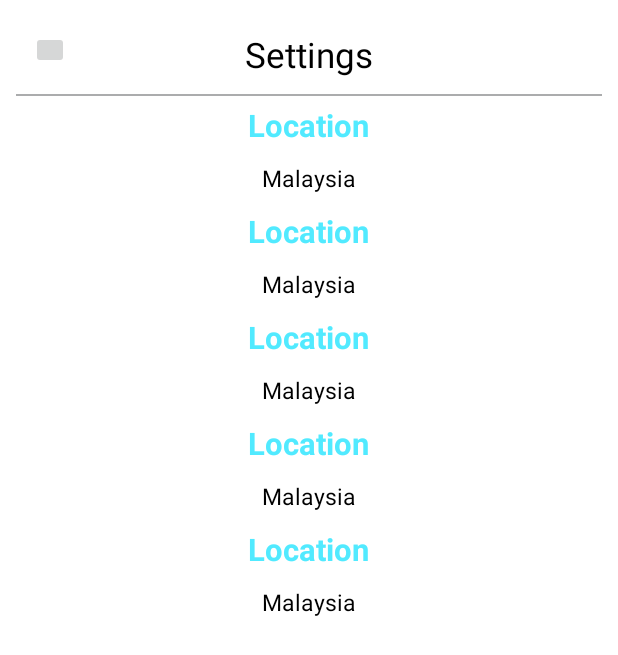
After one commit to omarmattr/Qalby, an Android app: the layout fragment_solah_setting.xml on its own in the app's theme, with its tools: preview values and no code run, on a phone screen of 412 x 824 dp. The commit adds this screen. Shown: the top 655 px of the screen. Run offline under Robolectric (Android 15) with nearby library versions, the phone set to English and light mode, and no system bars.

Commit message:
update layout

```diff
--- /dev/null
+++ b/app/src/main/res/layout/fragment_solah_setting.xml
@@ -0,0 +1,55 @@
+<?xml version="1.0" encoding="utf-8"?>
+<androidx.constraintlayout.widget.ConstraintLayout xmlns:android="http://schemas.android.com/apk/res/android"
+    xmlns:app="http://schemas.android.com/apk/res-auto"
+    xmlns:tools="http://schemas.android.com/tools"
+    android:orientation="vertical"
+    android:layout_width="match_parent"
+    android:layout_height="match_parent">
+
+
+    <ImageButton
+        android:layout_margin="@dimen/_16sdp"
+        android:id="@+id/back_btn"
+        android:layout_width="25dp"
+        android:layout_height="25dp"
+        app:layout_constraintStart_toStartOf="parent"
+        app:layout_constraintTop_toTopOf="parent" />
+
+    <TextView
+        android:id="@+id/setting_lbl"
+        android:layout_width="wrap_content"
+        android:layout_height="wrap_content"
+        android:layout_margin="@dimen/_16sdp"
+        android:layout_gravity="center"
+        android:text="@string/settings"
+        android:textColor="@color/black"
+        android:textSize="@dimen/_18ssp"
+        app:layout_constraintEnd_toEndOf="parent"
+        app:layout_constraintStart_toStartOf="parent"
+        app:layout_constraintTop_toTopOf="parent" />
+
+    <View
+        android:id="@+id/view2"
+        android:layout_width="match_parent"
+        android:layout_height="@dimen/_1sdp"
+        android:layout_margin="@dimen/_8sdp"
+        android:alpha="0.5"
+        android:background="@color/text"
+        app:layout_constraintEnd_toEndOf="parent"
+        app:layout_constraintStart_toStartOf="parent"
+        app:layout_constraintTop_toBottomOf="@+id/setting_lbl" />
+    <androidx.recyclerview.widget.RecyclerView
+        android:layout_width="0dp"
+        android:layout_height="0dp"
+        android:layout_marginHorizontal="@dimen/_16sdp"
+        app:layout_constraintBottom_toBottomOf="parent"
+        app:layout_constraintEnd_toEndOf="parent"
+        app:layout_constraintStart_toStartOf="parent"
+        app:layoutManager="androidx.recyclerview.widget.LinearLayoutManager"
+        android:orientation="vertical"
+        tools:itemCount="5"
+        tools:listitem="@layout/item_solah_setting"
+        app:layout_constraintTop_toBottomOf="@+id/view2" />
+
+
+    </androidx.constraintlayout.widget.ConstraintLayout>
--- /dev/null
+++ b/app/src/main/res/layout/item_solah_setting.xml
@@ -0,0 +1,26 @@
+<?xml version="1.0" encoding="utf-8"?>
+<LinearLayout android:layout_width="match_parent"
+    android:layout_height="wrap_content"
+    android:orientation="vertical"
+    xmlns:android="http://schemas.android.com/apk/res/android"
+    xmlns:tools="http://schemas.android.com/tools">
+    <TextView
+        android:id="@+id/country_lbl"
+        android:layout_width="wrap_content"
+        android:layout_height="wrap_content"
+        tools:text="Location"
+        android:layout_gravity="center"
+        android:layout_margin="@dimen/_4sdp"
+        android:textColor="@color/primary"
+        android:textStyle="bold"
+        android:textSize="@dimen/_16sdp" />
+    <TextView
+        android:layout_margin="@dimen/_4sdp"
+        android:id="@+id/country"
+        android:layout_width="wrap_content"
+        android:layout_height="wrap_content"
+        tools:text="Malaysia"
+        android:layout_gravity="center"
+        android:textColor="@color/black"
+        android:textSize="@dimen/_12ssp" />
+</LinearLayout>
--- a/app/src/main/res/values/colors.xml
+++ b/app/src/main/res/values/colors.xml
@@ -3,6 +3,7 @@
 
     <color name="primary">#51EAFF</color>
     <color name="secondary">#E47CCD</color>
+    <color name="text">#58595B</color>
     <color name="black">#FF000000</color>
     <color name="white">#FFFFFFFF</color>
 </resources>
--- a/app/src/main/res/values/strings.xml
+++ b/app/src/main/res/values/strings.xml
@@ -19,4 +19,8 @@
     <string name="username">Username</string>
     <string name="create_account">CREATE ACCOUNT</string>
     <string name="sign_in">sign In</string>
+    <string name="azan">Azan</string>
+    <string name="silent">Silent</string>
+    <string name="faizal_tahir">Faizal Tahir</string>
+    <string name="settings">Settings</string>
 </resources>
```
Also changed, not shown: app/src/main/res/layout/dialog_azan.xml (added, +63 -0 lines), app/src/main/res/layout/fragment_more.xml (added, +11 -0 lines), app/src/main/res/layout/item_azan.xml (added, +36 -0 lines), app/src/main/res/layout/item_more.xml (added, +16 -0 lines).
